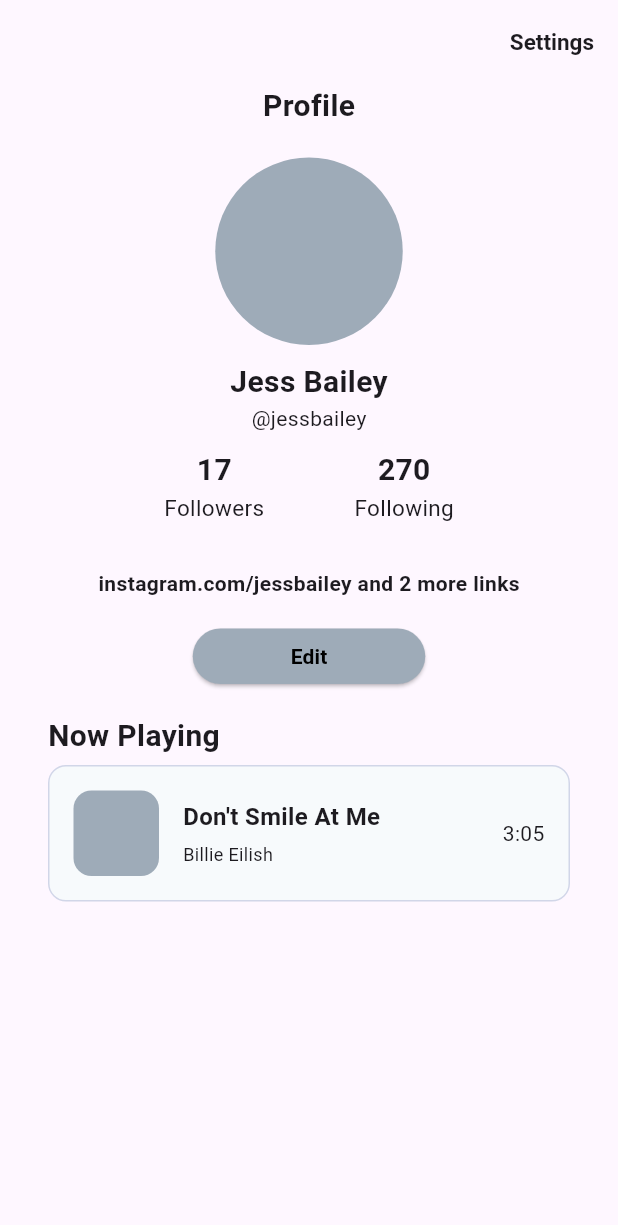
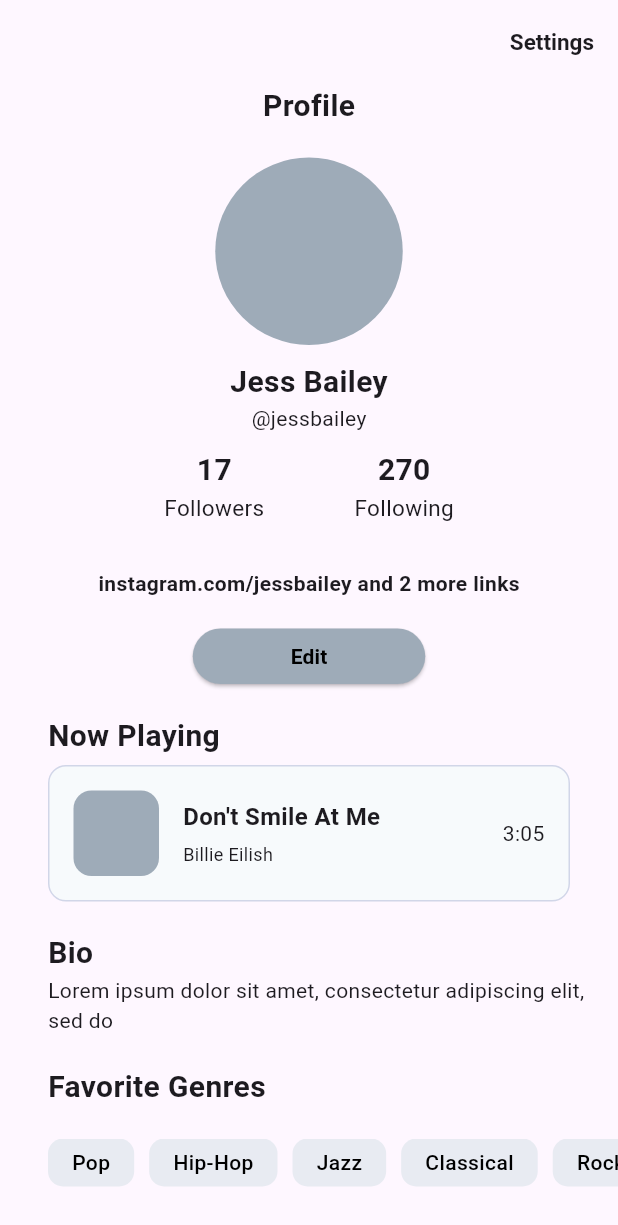
Before and after one commit to COS301-SE-2024/TuneIn, a Flutter app: the screen it shows after launch, on a phone screen of 412 x 824 dp. Shown: the top 1225 px of the screen. Run offline on Flutter 3.47's test engine with Material 3 defaults, Android fonts, the phone set to English and light mode, and no system bars; our stand-ins replace google_fonts.

Commit message:
Profile Components: -Bio -Favourite Genres

```diff
--- a/code/tunein/lib/screens/profile.dart
+++ b/code/tunein/lib/screens/profile.dart
@@ -98,10 +98,138 @@ class ProfileScreen extends StatelessWidget {
               ),
             ),
             SizedBox(height: 20),
-            NowPlaying()
+            NowPlaying(),
+            SizedBox(height: 20),
+            BioSection(
+              content:
+                  "Lorem ipsum dolor sit amet, consectetur adipiscing elit, sed do ",
+            ),
+            SizedBox(height: 20),
+            Padding(
+              padding: const EdgeInsets.only(left: 32),
+              child: Row(
+                children: const [
+                  Text(
+                    "Favorite Genres",
+                    style: TextStyle(
+                      fontSize: 20,
+                      fontWeight: FontWeight.w600,
+                    ),
+                    textAlign: TextAlign.start,
+                  ),
+                ],
+              ),
+            ),
+            SizedBox(
+              height: 20,
+            ),
+            Center(child: GenreList(items: const ["Pop", "Hip-Hop", "Jazz", "Classical", "Rock"])),
           ],
         ),
       ),
+    );
+  }
+}
+
+class GenreBubble extends StatelessWidget {
+  final String text;
+
+  const GenreBubble({super.key, required this.text});
+
+  @override
+  Widget build(BuildContext context) {
+    return Container(
+      margin: EdgeInsets.symmetric(horizontal: 5.0),
+      padding: EdgeInsets.symmetric(horizontal: 16.0),
+      decoration: BoxDecoration(
+        color: Color.fromRGBO(232, 235, 242, 1),
+        borderRadius: BorderRadius.circular(
+            10), // Half of the height to create a stadium shape
+      ),
+      child: Center(
+        // Center the text vertically and horizontally
+        child: Text(
+          text,
+          style: TextStyle(
+            color: Colors.black,
+            fontWeight: FontWeight.w500,
+            fontSize: 14,
+          ),
+        ),
+      ),
+    );
+  }
+}
+
+class GenreList extends StatelessWidget {
+  final List<String> items;
+
+  const GenreList({Key? key, required this.items}) : super(key: key);
+
+  @override
+  Widget build(BuildContext context) {
+    return Container(
+      height: 32, // Set the height of the container
+      child: ListView.builder(
+        padding: EdgeInsets.only(left:27),
+        scrollDirection: Axis.horizontal,
+        itemCount: items.length,
+        itemBuilder: (context, index) {
+          return GenreBubble(text: items[index]);
+        },
+      ),
+    );
+  }
+}
+
+class BioSection extends StatelessWidget {
+  final String content;
+
+  const BioSection({
+    super.key,
+    required this.content,
+  });
+
+  @override
+  Widget build(BuildContext context) {
+    return Column(
+      crossAxisAlignment: CrossAxisAlignment.start,
+      children: [
+        Padding(
+          padding: const EdgeInsets.only(left: 32),
+          child: Row(
+            children: const [
+              Text(
+                "Bio",
+                style: TextStyle(
+                  fontSize: 20,
+                  fontWeight: FontWeight.w600,
+                ),
+                textAlign: TextAlign.start,
+              ),
+            ],
+          ),
+        ),
+        Padding(
+          padding: const EdgeInsets.only(left: 32),
+          child: Row(
+            children: [
+              Expanded(
+                child: Text(
+                  content,
+                  style: TextStyle(
+                    fontSize: 14,
+                    fontWeight: FontWeight.w400,
+                  ),
+                  textAlign: TextAlign.start,
+                  softWrap: true,
+                  overflow: TextOverflow.visible,
+                ),
+              ),
+            ],
+          ),
+        ),
+      ],
     );
   }
 }
@@ -174,7 +302,8 @@ class NowPlaying extends StatelessWidget {
                 ),
                 Spacer(), // Add Spacer here
                 Padding(
-                  padding: const EdgeInsets.only(right: 16.0), // Add padding if needed
+                  padding: const EdgeInsets.only(
+                      right: 16.0), // Add padding if needed
                   child: Text(
                     "3:05",
                     textAlign: TextAlign.end,
```
